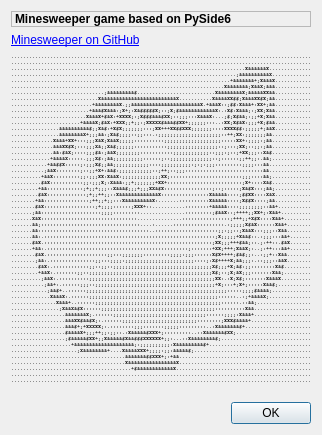
Old version of the form gui/minesweeper_about.ui in the repository monkecoder/Minesweeper.
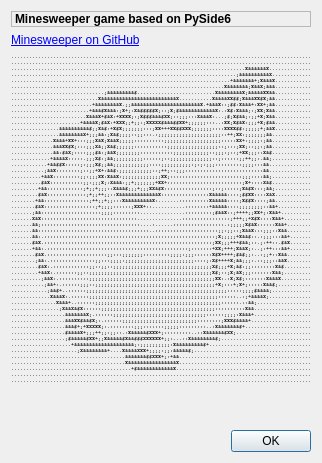
New version of the form.

Commit message: Disabled resize for dialogs; little ui changes in dialogs

What changed in the file:
```diff
--- a/gui/minesweeper_about.ui
+++ b/gui/minesweeper_about.ui
@@ -7,7 +7,7 @@
     <x>0</x>
     <y>0</y>
     <width>318</width>
-    <height>435</height>
+    <height>430</height>
    </rect>
   </property>
   <property name="contextMenuPolicy">
@@ -20,6 +20,9 @@
    <string>Dialog</string>
   </property>
   <layout class="QVBoxLayout" name="verticalLayout">
+   <property name="sizeConstraint">
+    <enum>QLayout::SizeConstraint::SetFixedSize</enum>
+   </property>
    <item>
     <widget class="QLabel" name="label">
      <property name="font">
```
The commit also changes 3 other files.
